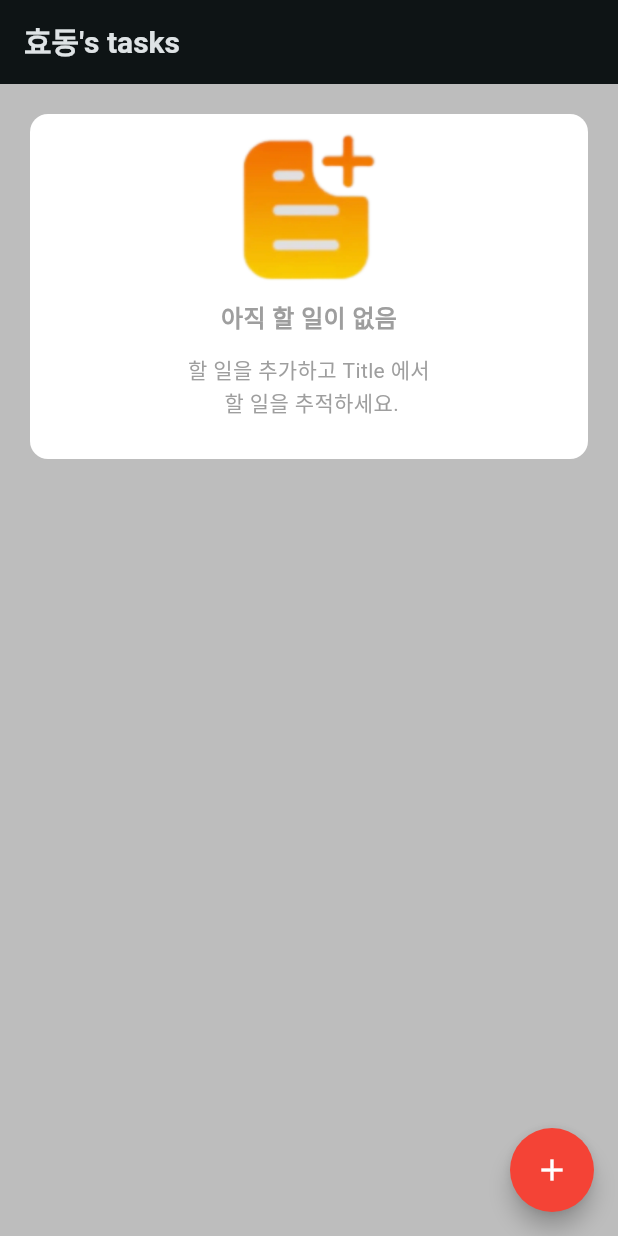
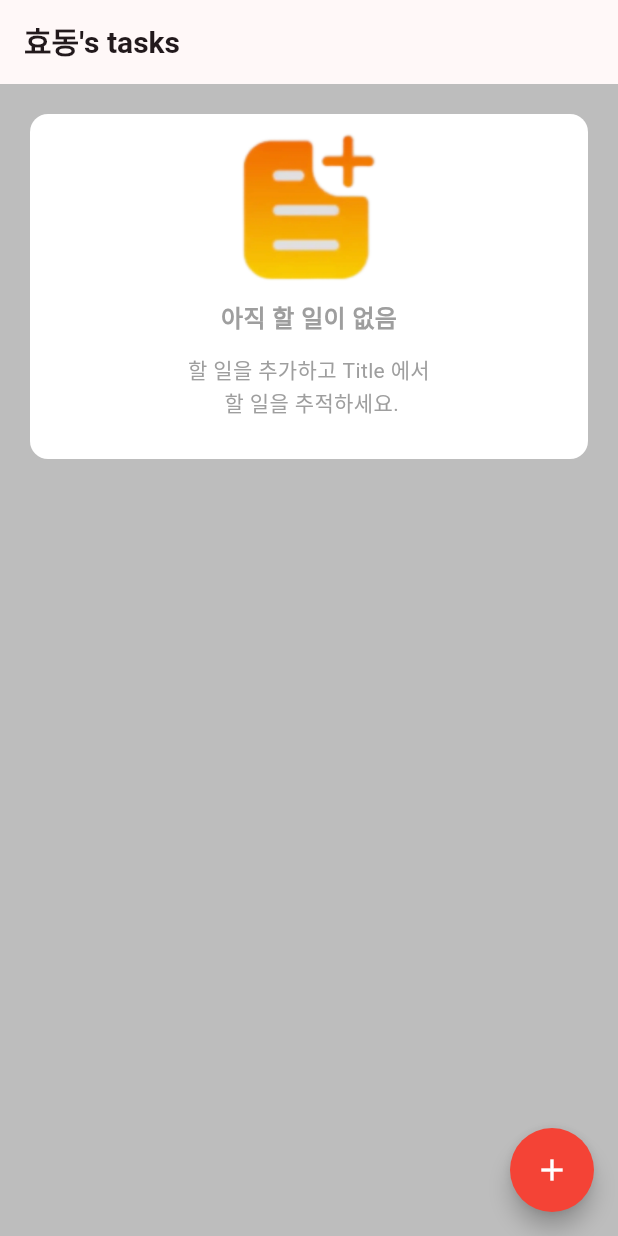
Before and after one commit to Hyodong90/flutter_tasks, a Flutter app: the screen it shows after launch, on a phone screen of 412 x 824 dp. Run offline on Flutter 3.47's test engine with Material 3 defaults, Android fonts, the light colour scheme and no system bars.

Commit message:
theme 시스템으로

```diff
--- a/lib/main.dart
+++ b/lib/main.dart
@@ -12,7 +12,7 @@ class MyApp extends StatelessWidget {
   @override
   Widget build(BuildContext context) {
     return MaterialApp(
-      themeMode: ThemeMode.dark,
+      themeMode: ThemeMode.system,
       theme: lightTheme,
       darkTheme: darkTheme,
 
```
